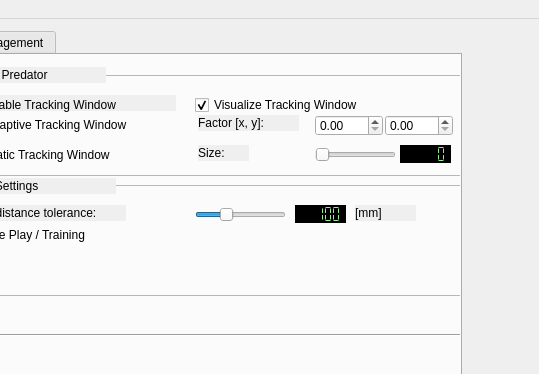
Qt form TrackerRT_UI/mainwindow.ui (hvictor/Release) before a commit; both pictures show x 447 to 986 and y 0 to 374 of the 986 by 567 pixel window.
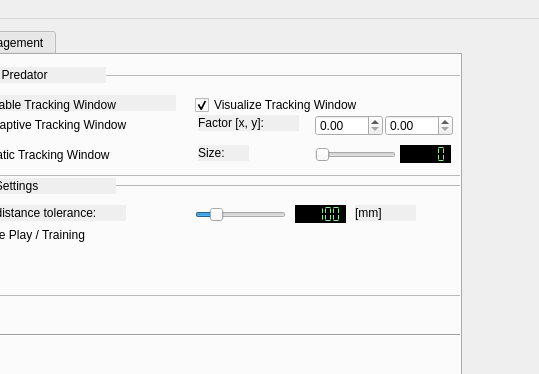
The same form after that commit. Custom widgets are drawn as their Qt base class.

The edit to the form file:
```diff
--- a/TrackerRT_UI/mainwindow.ui
+++ b/TrackerRT_UI/mainwindow.ui
@@ -2720,7 +2720,7 @@
            <number>10</number>
           </property>
           <property name="maximum">
-           <number>300</number>
+           <number>500</number>
           </property>
           <property name="value">
            <number>100</number>
```
